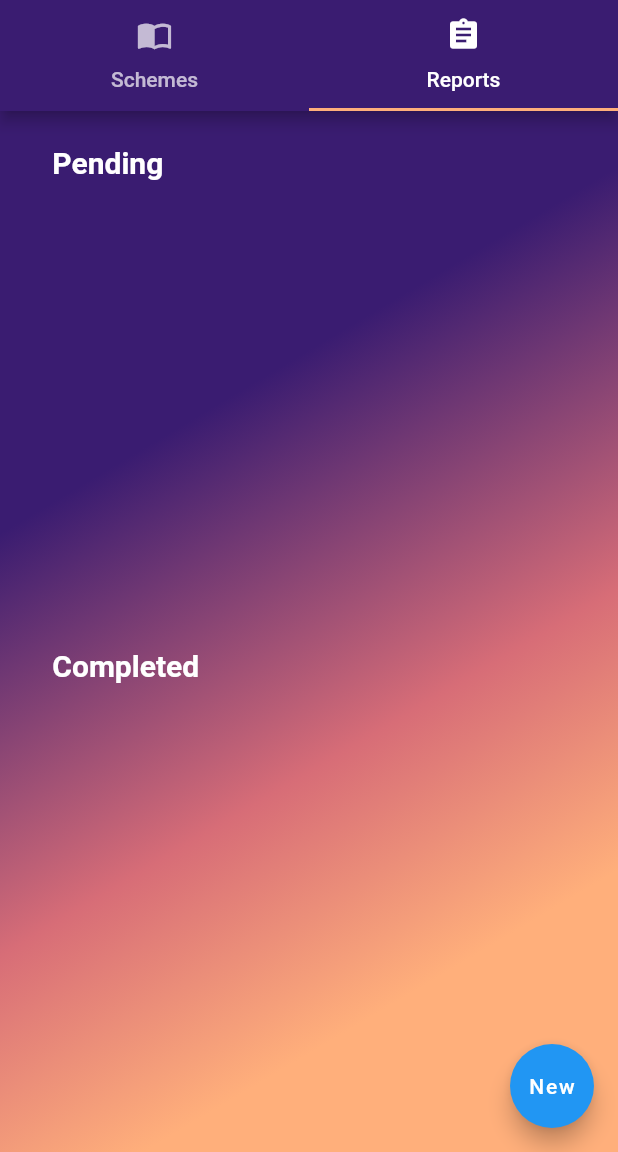
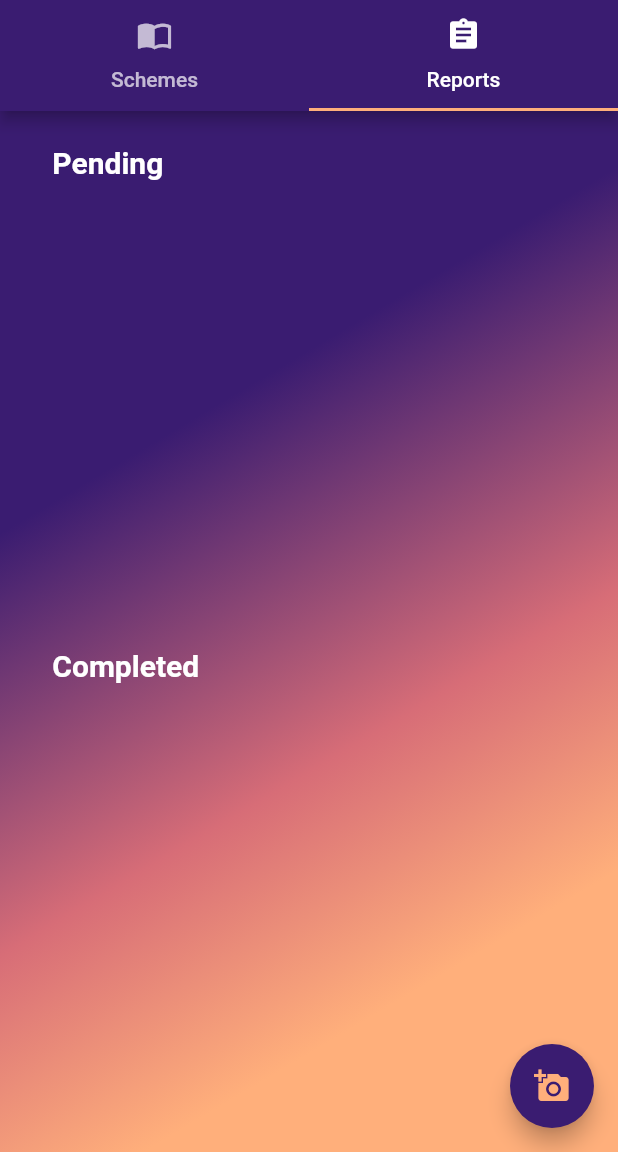
Before and after one commit to ministryofwizards/skaid, a Flutter app: the screen it shows after launch, tab 2 chosen, on a phone screen of 412 x 824 dp, the part 84-1236 px from its top. Run offline on Flutter 3.47's test engine with Material 2 defaults, Android fonts, the phone set to English and light mode, and no system bars; our stand-ins replace cloud_firestore; missing offline and left inert: image_picker_modern; accounts and stored records are empty.

Commit message:
status page updated

```diff
--- a/lib/screens/report_status.dart
+++ b/lib/screens/report_status.dart
@@ -14,7 +14,8 @@ class _ReportStatusState extends State<ReportStatus> {
   Widget build(BuildContext context) {
     return Scaffold(
         floatingActionButton: new FloatingActionButton(
-          child: Text("New"),
+          child: Icon(Icons.add_a_photo,color: Color.fromRGBO(255, 175, 123,1),),
+          backgroundColor:Color.fromRGBO(58, 28, 113,1) ,
           onPressed: () {
             Navigator.push(
               context,
@@ -92,6 +93,10 @@ class _ReportStatusState extends State<ReportStatus> {
                                             maxLines: 5,
                                           ),
                                         ))));
+                          }else{
+                            return Center(
+                              child: CircularProgressIndicator(),
+                            );
                           }
                         })),
               ),
@@ -158,6 +163,10 @@ class _ReportStatusState extends State<ReportStatus> {
                                             maxLines: 5,
                                           ),
                                         ))));
+                          }else{
+                            return Center(
+                              child: CircularProgressIndicator(),
+                            );
                           }
                         })),
               )
```
